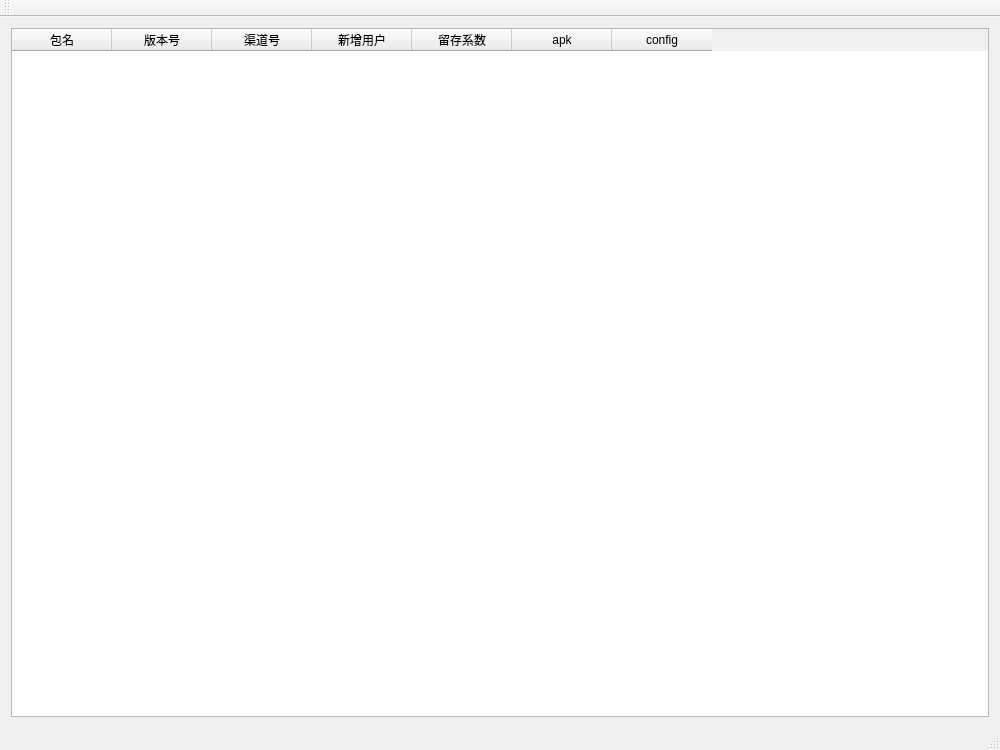
Qt form mainwindow.ui (missingjs/arya) before a commit.
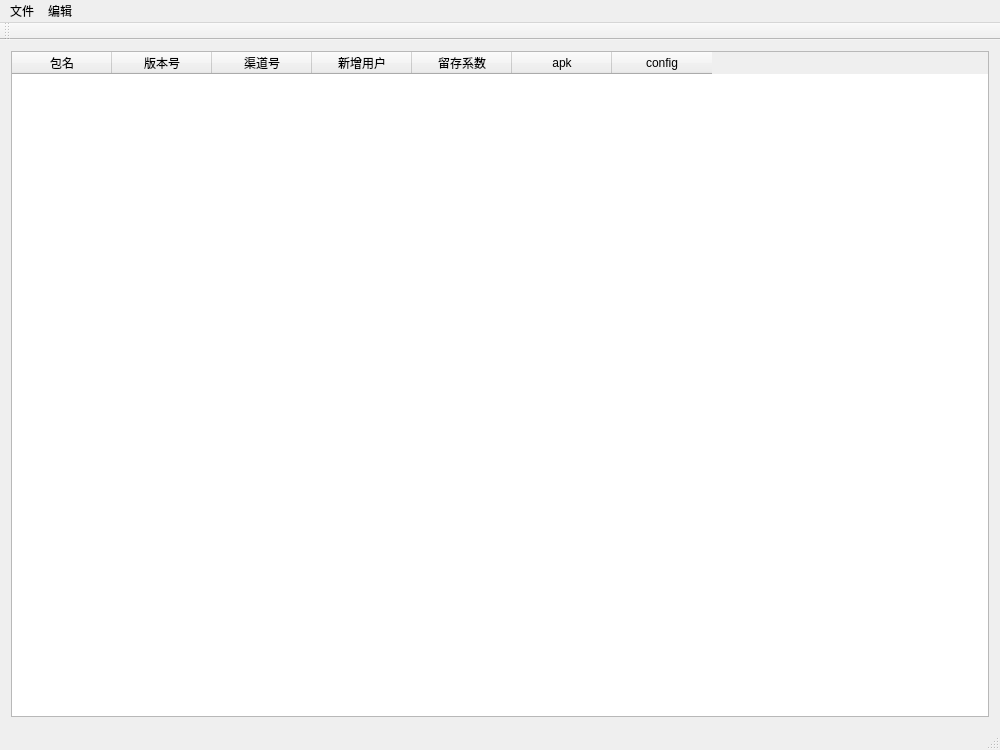
The same form after that commit.

Diff of the .ui file:
```diff
--- a/mainwindow.ui
+++ b/mainwindow.ui
@@ -62,9 +62,26 @@
      <x>0</x>
      <y>0</y>
      <width>1000</width>
-     <height>23</height>
+     <height>21</height>
     </rect>
    </property>
+   <widget class="QMenu" name="menu">
+    <property name="title">
+     <string>文件</string>
+    </property>
+    <addaction name="actionOpen"/>
+    <addaction name="actionClose"/>
+    <addaction name="actionExit"/>
+   </widget>
+   <widget class="QMenu" name="menu_2">
+    <property name="title">
+     <string>编辑</string>
+    </property>
+    <addaction name="actionUndo"/>
+    <addaction name="actionRedo"/>
+   </widget>
+   <addaction name="menu"/>
+   <addaction name="menu_2"/>
   </widget>
   <widget class="QToolBar" name="mainToolBar">
    <attribute name="toolBarArea">
```
Left out of the diff: 40 changed lines with no effect on the pictures.
